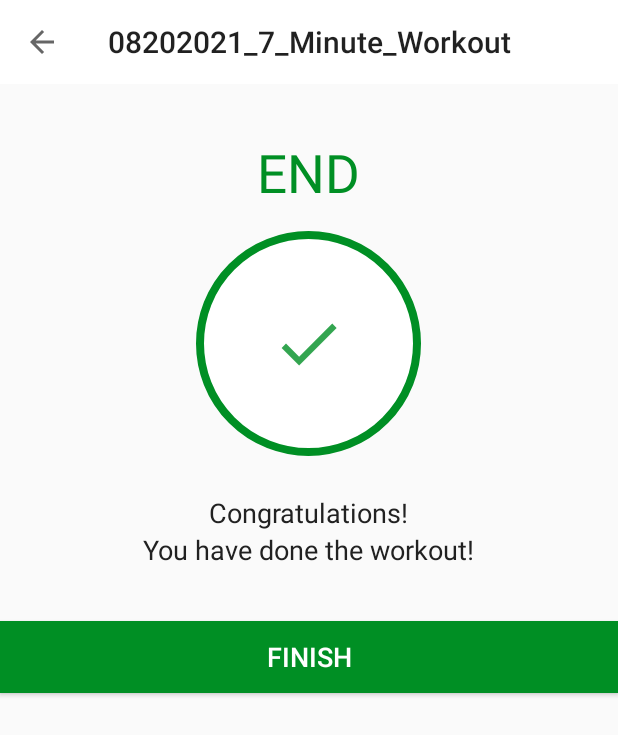
After one commit to ledieulinh96/08202021_7_Minute_Workout, an Android app: the FinishActivity screen opened directly, with no data from a screen before it, on a phone screen of 412 x 824 dp. The commit adds this screen. Shown: the top 735 px of the screen. Run offline under Robolectric (Android 15) with nearby library versions, the phone set to English and light mode, and no system bars.

Commit message:
Finish Activity

```diff
--- a/app/src/main/AndroidManifest.xml
+++ b/app/src/main/AndroidManifest.xml
@@ -9,9 +9,13 @@
         android:roundIcon="@mipmap/ic_launcher_round"
         android:supportsRtl="true"
         android:theme="@style/AppTheme">
-        <activity android:name=".ExerciseActivity"
+        <activity android:name=".FinishActivity"
             android:screenOrientation="portrait"
             android:theme="@style/Theme.AppCompat.Light.NoActionBar"></activity>
+        <activity
+            android:name=".ExerciseActivity"
+            android:screenOrientation="portrait"
+            android:theme="@style/Theme.AppCompat.Light.NoActionBar" />
         <activity
             android:name=".MainActivity"
             android:screenOrientation="portrait"
--- /dev/null
+++ b/app/src/main/java/com/example/a08202021_7_minute_workout/FinishActivity.kt
@@ -0,0 +1,24 @@
+package com.example.a08202021_7_minute_workout
+
+import androidx.appcompat.app.AppCompatActivity
+import android.os.Bundle
+import kotlinx.android.synthetic.main.activity_finish.*
+
+class FinishActivity : AppCompatActivity() {
+
+    override fun onCreate(savedInstanceState: Bundle?) {
+        super.onCreate(savedInstanceState)
+        setContentView(R.layout.activity_finish)
+
+        setSupportActionBar(toolbar_finish_activity)
+        val actionBar = supportActionBar
+        actionBar?.setDisplayHomeAsUpEnabled(true)
+        toolbar_finish_activity.setNavigationOnClickListener {
+            onBackPressed()
+        }
+
+        btnFinish.setOnClickListener{
+            finish()
+        }
+    }
+}
--- /dev/null
+++ b/app/src/main/res/drawable/ic_action_done.xml
@@ -0,0 +1,12 @@
+<?xml version="1.0" encoding="utf-8"?>
+<vector xmlns:android="http://schemas.android.com/apk/res/android"
+    android:width="24dp"
+    android:height="24dp"
+    android:viewportWidth="24"
+    android:viewportHeight="24"
+    android:tint="#008F24"
+    android:alpha="0.8">
+    <path
+        android:fillColor="#FF000000"
+        android:pathData="M9,16.2L4.8,12l-1.4,1.4L9,19 21,7l-1.4,-1.4L9,16.2z"/>
+</vector>
--- a/app/src/main/res/layout/activity_exercise.xml
+++ b/app/src/main/res/layout/activity_exercise.xml
@@ -41,7 +41,7 @@
             android:background="@drawable/item_circular_color_accent_border">
 
             <ProgressBar
-                android:id="@+id/progressBar"
+                android:id="@+id/progressBarRest"
                 style="?android:attr/progressBarStyleHorizontal"
                 android:layout_width="100dp"
                 android:layout_height="100dp"
--- /dev/null
+++ b/app/src/main/res/layout/activity_finish.xml
@@ -0,0 +1,65 @@
+<?xml version="1.0" encoding="utf-8"?>
+<LinearLayout xmlns:android="http://schemas.android.com/apk/res/android"
+    xmlns:app="http://schemas.android.com/apk/res-auto"
+    xmlns:tools="http://schemas.android.com/tools"
+    android:layout_width="match_parent"
+    android:layout_height="match_parent"
+    android:gravity="center_horizontal"
+    android:orientation="vertical"
+    tools:context=".FinishActivity">
+
+    <androidx.appcompat.widget.Toolbar
+        android:id="@+id/toolbar_finish_activity"
+        android:layout_width="match_parent"
+        android:layout_height="?android:attr/actionBarSize"
+        android:background="#FFFFFF" />
+
+    <TextView
+        android:id="@+id/tvEnd"
+        android:layout_width="wrap_content"
+        android:layout_height="wrap_content"
+        android:layout_marginTop="35dp"
+        android:text="END"
+        android:textColor="@color/colorAccent"
+        android:textSize="35sp" />
+
+    <LinearLayout
+        android:layout_width="150dp"
+        android:layout_height="150dp"
+        android:layout_gravity="center"
+        android:layout_marginTop="15dp"
+        android:background="@drawable/item_circular_color_accent_border"
+        android:gravity="center">
+
+        <!--Here the ic_action_done image in added in the drawables folders.-->
+        <ImageView
+            android:layout_width="50dp"
+            android:layout_height="50dp"
+            android:contentDescription="@string/image"
+            android:src="@drawable/ic_action_done" />
+    </LinearLayout>
+    <TextView
+        android:layout_width="wrap_content"
+        android:layout_height="wrap_content"
+        android:layout_marginTop="25dp"
+        android:text="Congratulations!"
+        android:textColor="#212121"
+        android:textSize="18sp" />
+
+    <TextView
+        android:layout_width="wrap_content"
+        android:layout_height="wrap_content"
+        android:text="You have done the workout!"
+        android:textColor="#212121"
+        android:textSize="18sp" />
+    <Button
+        android:id="@+id/btnFinish"
+        android:layout_width="match_parent"
+        android:layout_height="wrap_content"
+        android:layout_gravity="bottom"
+        android:layout_marginTop="35dp"
+        android:background="@color/colorAccent"
+        android:text="FINISH"
+        android:textColor="#FFFFFF"
+        android:textSize="18sp" />
+</LinearLayout>
```
Also changed, not shown: app/src/main/java/com/example/a08202021_7_minute_workout/ExerciseActivity.kt (+22 -12 lines).
